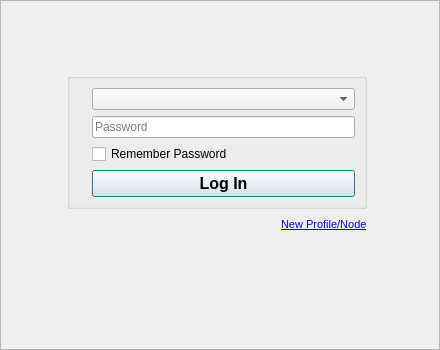
Qt form retroshare-gui/src/gui/StartDialog.ui (RetroShare/RetroShare) before a commit.
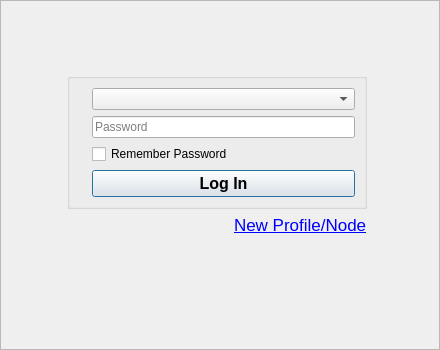
The same form after that commit. Icons and pictures are not drawn. Custom widgets are drawn as their Qt base class.

```diff
--- a/retroshare-gui/src/gui/StartDialog.ui
+++ b/retroshare-gui/src/gui/StartDialog.ui
@@ -345,8 +345,8 @@
            <string>&lt;!DOCTYPE HTML PUBLIC &quot;-//W3C//DTD HTML 4.0//EN&quot; &quot;http://www.w3.org/TR/REC-html40/strict.dtd&quot;&gt;
 &lt;html&gt;&lt;head&gt;&lt;meta name=&quot;qrichtext&quot; content=&quot;1&quot; /&gt;&lt;style type=&quot;text/css&quot;&gt;
 p, li { white-space: pre-wrap; }
-&lt;/style&gt;&lt;/head&gt;&lt;body style=&quot; font-family:'Sans'; font-size:10pt; font-weight:400; font-style:normal;&quot;&gt;
-&lt;p style=&quot; margin-top:0px; margin-bottom:0px; margin-left:0px; margin-right:0px; -qt-block-indent:0; text-indent:0px;&quot;&gt;&lt;a href=&quot;Create new Profile...&quot;&gt;&lt;span style=&quot; font-family:'MS Shell Dlg 2'; font-size:8pt; text-decoration: underline; color:#0000ff;&quot;&gt;New Profile/Node&lt;/span&gt;&lt;/a&gt;&lt;/p&gt;&lt;/body&gt;&lt;/html&gt;</string>
+&lt;/style&gt;&lt;/head&gt;&lt;body style=&quot; font-family:'.SF NS Text'; font-size:13pt; font-weight:400; font-style:normal;&quot;&gt;
+&lt;p style=&quot; margin-top:0px; margin-bottom:0px; margin-left:0px; margin-right:0px; -qt-block-indent:0; text-indent:0px;&quot;&gt;&lt;a href=&quot;Create new Profile...&quot;&gt;&lt;span style=&quot; font-family:'MS Shell Dlg 2'; text-decoration: underline; color:#0000ff;&quot;&gt;New Profile/Node&lt;/span&gt;&lt;/a&gt;&lt;/p&gt;&lt;/body&gt;&lt;/html&gt;</string>
           </property>
          </widget>
         </item>
```
Left out of the diff: 2 changed lines with no effect on the pictures.
